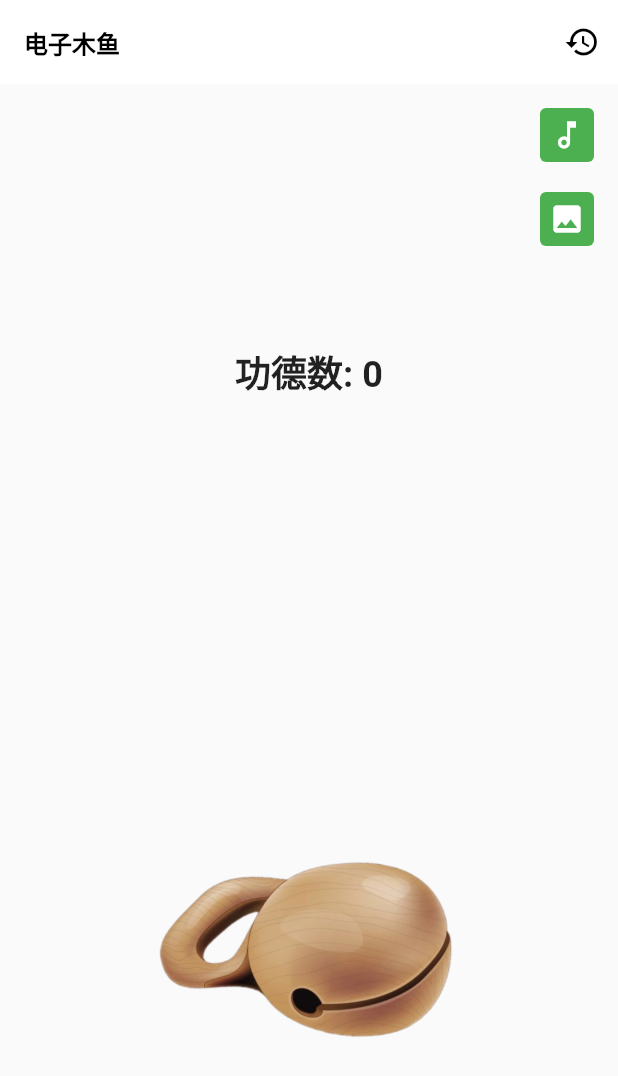
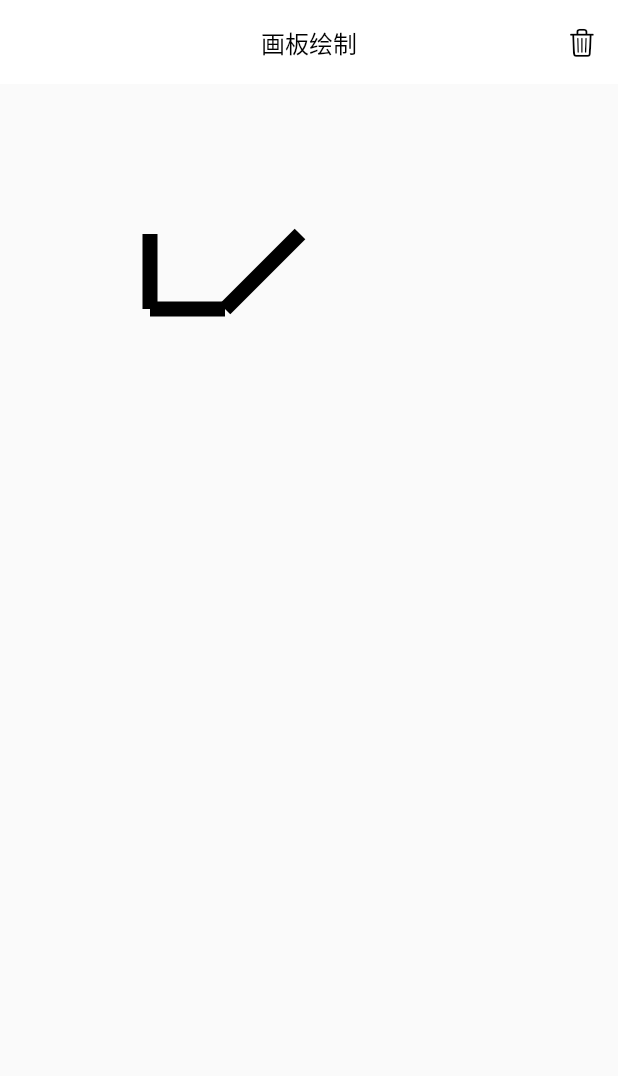
Before and after one commit to toly1994328/flutter_first_station, a Flutter app: the screen it shows after launch, on a phone screen of 412 x 824 dp. Shown: the top 1076 px of the screen. Run offline on Flutter 3.47's test engine with Material 2 defaults, Android fonts, the light colour scheme and no system bars; missing offline and left inert: flame_audio.

Commit message:
绘制点集

```diff
--- a/lib/main.dart
+++ b/lib/main.dart
@@ -3,6 +3,7 @@ import 'package:flutter/material.dart';
 import 'counter/counter_page.dart';
 import 'guess/guess_page.dart';
 import 'muyu/muyu_page.dart';
+import 'paper/paper.dart';
 
 void main() {
   runApp(const MyApp());
@@ -19,7 +20,7 @@ class MyApp extends StatelessWidget {
       theme: ThemeData(
         primarySwatch: Colors.blue,
       ),
-      home: const MuyuPage(),
+      home: const Paper(),
     );
   }
 }
--- /dev/null
+++ b/lib/paper/paper.dart
@@ -0,0 +1,51 @@
+import 'dart:ui';
+
+import 'package:flutter/material.dart';
+
+
+import 'paper_app_bar.dart';
+
+class Paper extends StatefulWidget {
+  const Paper({Key? key}) : super(key: key);
+
+  @override
+  State<Paper> createState() => _PaperState();
+}
+
+class _PaperState extends State<Paper> {
+  @override
+  Widget build(BuildContext context) {
+    return Scaffold(
+      appBar: PaperAppBar(onClear: _clear,),
+      body: CustomPaint(
+        painter: PaperPainter(),
+        child: ConstrainedBox(constraints: const BoxConstraints.expand()),
+      ),
+    );
+  }
+
+  void _clear() {
+
+  }
+}
+
+class PaperPainter extends CustomPainter{
+
+  @override
+  void paint(Canvas canvas, Size size) {
+    List<Offset> points = const [
+      Offset(100,100),
+      Offset(100,150),
+      Offset(150,150),
+      Offset(200,100),
+    ];
+
+    Paint paint = Paint();
+    paint.strokeWidth = 10;
+    canvas.drawPoints(PointMode.polygon, points , paint);
+  }
+
+  @override
+  bool shouldRepaint(covariant CustomPainter oldDelegate) => true;
+
+}
--- /dev/null
+++ b/lib/paper/paper_app_bar.dart
@@ -0,0 +1,41 @@
+import 'package:flutter/cupertino.dart';
+import 'package:flutter/material.dart';
+import 'package:flutter/services.dart';
+
+class PaperAppBar extends StatelessWidget implements PreferredSizeWidget {
+  final VoidCallback onClear;
+
+  const PaperAppBar({
+    Key? key,
+    required this.onClear,
+  }) : super(key: key);
+
+  @override
+  Widget build(BuildContext context) {
+    return AppBar(
+      centerTitle: true,
+      elevation: 0,
+      systemOverlayStyle: const SystemUiOverlayStyle(
+          statusBarIconBrightness: Brightness.dark,
+          statusBarColor: Colors.transparent),
+      backgroundColor: Colors.white,
+      title: Text(
+        '画板绘制',
+        style: TextStyle(color: Colors.black, fontSize: 16),
+      ),
+      actions: [
+        IconButton(
+            splashRadius: 20,
+            onPressed: onClear,
+            icon: Icon(
+              CupertinoIcons.delete,
+              color: Colors.black,
+              size: 20,
+            ))
+      ],
+    );
+  }
+
+  @override
+  Size get preferredSize => const Size.fromHeight(kToolbarHeight);
+}
```
